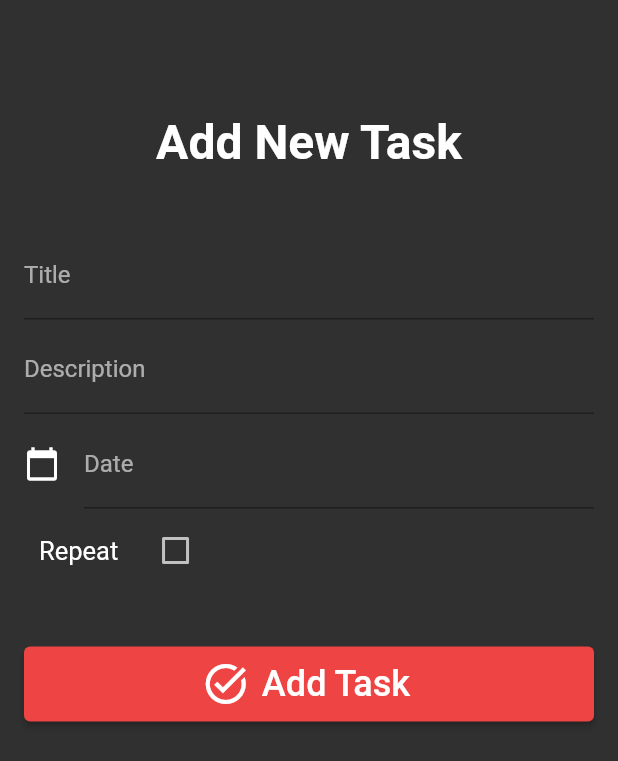
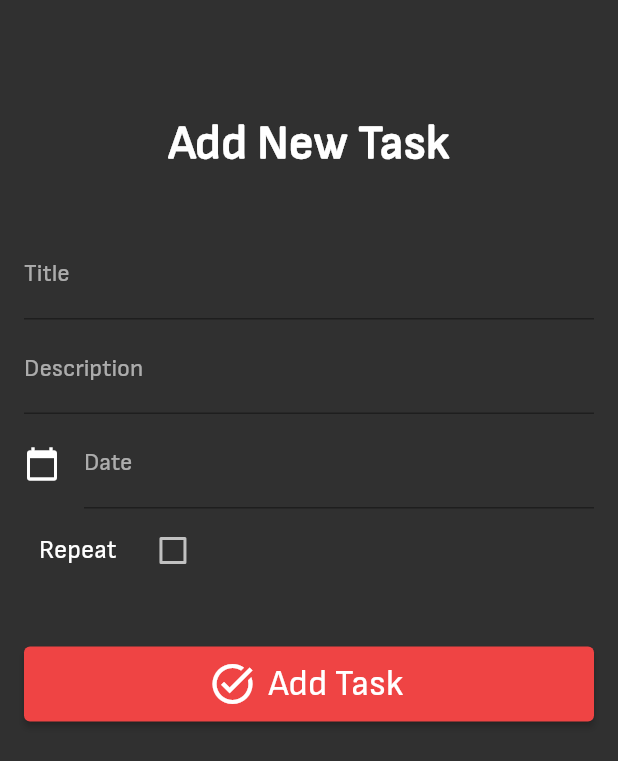
Before and after one commit to priyanshi3/ToDoList, a Flutter app: the screen it shows once a user with an empty profile is signed in, item 2 of the bottom bar chosen, after a tap on the "add" icon, on a phone screen of 412 x 824 dp. Shown: the top 761 px of the screen. Run offline on Flutter 3.47's test engine with Material 2 defaults, Android fonts, the phone set to English and light mode, and no system bars; our stand-ins replace audioplayers, cached_network_image, cloud_firestore, email_validator, firebase_auth, firebase_core; accounts and stored records are empty; network calls fail.

Commit message:
Font updated and daily scehdule screen added

```diff
--- a/lib/page/home_screen.dart
+++ b/lib/page/home_screen.dart
@@ -1,7 +1,9 @@
 import 'package:flutter/material.dart';
+import 'package:login/screens/add_task_screen.dart';
 import 'package:login/screens/profile_screen.dart';
 import 'package:login/screens/timer_screen.dart';
 
+import '../screens/daily_schedule_screen.dart';
 import '../widget/new_widget.dart';
 
 class HomeScreen extends StatefulWidget {
@@ -12,7 +14,7 @@ class HomeScreen extends StatefulWidget {
 }
 
 class _HomeScreenState extends State<HomeScreen> {
-  int _currentIndex = 3;
+  int _currentIndex = 0;
 
   @override
   Widget build(BuildContext context) {
@@ -61,8 +63,8 @@ class _HomeScreenState extends State<HomeScreen> {
       floatingActionButton: FloatingActionButton(
         heroTag: "AddTask",
         onPressed: () {
-          Navigator.push(
-              context, MaterialPageRoute(builder: (context) => NewWidget()));
+          Navigator.push(context,
+              MaterialPageRoute(builder: (context) => AddTaskScreen()));
         },
         child: Icon(Icons.add),
         backgroundColor: Colors.red.shade800,
@@ -73,11 +75,7 @@ class _HomeScreenState extends State<HomeScreen> {
   Widget _getBody() {
     switch (_currentIndex) {
       case 0:
-        return Container(
-          child: Center(
-            child: Text('Daily '),
-          ),
-        );
+        return DailySchedule();
       case 1:
         return Container(
           child: Center(
--- /dev/null
+++ b/lib/screens/add_task_screen.dart
@@ -0,0 +1,317 @@
+import 'package:cloud_firestore/cloud_firestore.dart';
+import 'package:firebase_auth/firebase_auth.dart';
+import 'package:flutter/cupertino.dart';
+import 'package:flutter/material.dart';
+import 'package:intl/intl.dart';
+
+import '../main.dart';
+
+class AddTaskScreen extends StatefulWidget {
+  const AddTaskScreen({
+    Key? key,
+  }) : super(key: key);
+
+  @override
+  _AddTaskScreenState createState() => _AddTaskScreenState();
+}
+
+class _AddTaskScreenState extends State<AddTaskScreen> {
+  late User? _user = FirebaseAuth.instance.currentUser;
+  final titleController = TextEditingController();
+  final descriptionController = TextEditingController();
+  final dateController = TextEditingController();
+  bool repeatController = false;
+  var repeatOnValue = "Daily";
+
+  final items = [
+    "Daily",
+    "Monday",
+    "Tuesday",
+    "Wednesday",
+    "Thursday",
+    "Friday",
+    "Saturday",
+    "Sunday",
+    "Weekend"
+  ];
+
+  @override
+  void dispose() {
+    titleController.dispose();
+    descriptionController.dispose();
+    dateController.dispose();
+
+    super.dispose();
+  }
+
+  @override
+  Widget build(BuildContext context) => Scaffold(
+        body: SingleChildScrollView(
+          padding: EdgeInsets.all(16),
+          child: Column(
+            mainAxisAlignment: MainAxisAlignment.center,
+            children: [
+              SizedBox(
+                height: 60,
+              ),
+              Text(
+                'Add New Task',
+                textAlign: TextAlign.center,
+                style: TextStyle(
+                  fontSize: 32,
+                  fontWeight: FontWeight.bold,
+                  fontFamily: 'SofiaSans',
+                ),
+              ),
+              SizedBox(
+                height: 40,
+              ),
+              TextField(
+                controller: titleController,
+                cursorColor: Colors.white,
+                textInputAction: TextInputAction.next,
+                style: TextStyle(
+                  fontFamily: 'SofiaSans',
+                ),
+                decoration: InputDecoration(
+                    labelText: 'Title',
+                    labelStyle: TextStyle(
+                      fontFamily: 'SofiaSans',
+                    )),
+              ),
+              SizedBox(
+                height: 4,
+              ),
+              TextField(
+                controller: descriptionController,
+                cursorColor: Colors.white,
+                textInputAction: TextInputAction.next,
+                style: TextStyle(
+                  fontFamily: 'SofiaSans',
+                ),
+                decoration: InputDecoration(
+                  labelText: 'Description',
+                  labelStyle: TextStyle(
+                    fontFamily: 'SofiaSans',
+                  ),
+                ),
+              ),
+              SizedBox(
+                height: 4,
+              ),
+              TextField(
+                controller: dateController,
+                cursorColor: Colors.white,
+                textInputAction: TextInputAction.next,
+                style: TextStyle(
+                  fontFamily: 'SofiaSans',
+                ),
+                decoration: InputDecoration(
+                  icon: Icon(Icons.calendar_today),
+                  labelText: 'Date',
+                  iconColor: Colors.white,
+                  labelStyle: TextStyle(
+                    fontFamily: 'SofiaSans',
+                  ),
+                ),
+                readOnly: true,
+                onTap: () => selectdate(context),
+              ),
+              SizedBox(
+                height: 4,
+              ),
+              Row(
+                children: <Widget>[
+                  SizedBox(
+                    width: 10,
+                  ), //SizedBox
+                  Text(
+                    'Repeat ',
+                    style: TextStyle(fontSize: 17.0, fontFamily: 'SofiaSans'),
+                  ), //Text
+                  SizedBox(width: 10), //SizedBox
+                  /** Checkbox Widget **/
+                  Checkbox(
+                    value: repeatController,
+                    onChanged: (bool? value) {
+                      setState(() {
+                        repeatController = value!;
+                      });
+                    },
+                  ), //Checkbox
+                ], //<Widget>[]
+              ),
+              SizedBox(
+                height: 10,
+              ),
+              if (repeatController)
+                DropdownButton(
+                    value: repeatOnValue,
+                    isExpanded: true,
+                    icon: Icon(Icons.keyboard_arrow_down),
+                    iconEnabledColor: Colors.white,
+                    items: items.map((String items) {
+                      return DropdownMenuItem(
+                        value: items,
+                        child: Text(
+                          items,
+                          style: TextStyle(fontFamily: 'SofiaSans'),
+                        ),
+                      );
+                    }).toList(),
+                    onChanged: (String? value) {
+                      setState(() {
+                        repeatOnValue = value!;
+                      });
+                    }),
+              SizedBox(
+                height: 30,
+              ),
+              ElevatedButton.icon(
+                style:
+                    ElevatedButton.styleFrom(minimumSize: Size.fromHeight(50)),
+                icon: Icon(
+                  Icons.task_alt,
+                  size: 32,
+                ),
+                label: Text(
+                  'Add Task',
+                  style: TextStyle(fontSize: 24, fontFamily: 'SofiaSans'),
+                ),
+                onPressed: addTask,
+              ),
+            ],
+          ),
+        ),
+      );
+
+  Future<void> selectdate(BuildContext context) async {
+    DateTime? pickedDate = await showDatePicker(
+        context: context,
+        initialDate: DateTime.now(),
+        firstDate: DateTime.now(),
+        lastDate: DateTime(2300));
+    if (pickedDate != null) {
+      String formattedDate = DateFormat('yyyy-MM-dd').format(pickedDate);
+      setState(() {
+        dateController.text = formattedDate;
+        // Reset the repeatOnValue when selecting a new date
+        repeatOnValue = "Daily";
+      });
+    }
+  }
+
+  Future addTask() async {
+    showDialog(
+      context: context,
+      barrierDismissible: false,
+      builder: (context) => Center(
+        child: CircularProgressIndicator(),
+      ),
+    );
+
+    try {
+      final newtask = FirebaseFirestore.instance.collection('Tasks').doc();
+      final task = Task(
+        id: newtask.id,
+        userId: _user!.uid,
+        title: titleController.text,
+        description: descriptionController.text,
+        date: DateTime.parse(dateController.text),
+        repeating: repeatController,
+        repeatOn: repeatOnValue,
+      );
+      final json = task.toJson();
+
+      await newtask.set(json);
+      print('Task added successfully: $json');
+
+      // If task is repeating, and it's completed, add the next instance
+      if (repeatController && !task.completed) {
+        await addNextRepeatingTask(task);
+      }
+    } catch (e) {
+      print('Error adding task: $e');
+    }
+
+    navigatorKey.currentState!.popUntil((route) => route.isFirst);
+  }
+
+  Future<void> addNextRepeatingTask(Task task) async {
+    DateTime calculateNextDate(DateTime currentDate, String repeatOn) {
+      // For simplicity, let's add one day to the current date
+      return currentDate.add(Duration(days: 1));
+    }
+
+    // Calculate the next date based on the repeatOnValue
+    DateTime nextDate = calculateNextDate(task.date, task.repeatOn);
+
+    // Create a new task with the same details but the new date
+    final nextTask = Task(
+      userId: task.userId,
+      title: task.title,
+      description: task.description,
+      date: nextDate,
+      repeating: task.repeating,
+      repeatOn: task.repeatOn,
+    );
+
+    final json = nextTask.toJson();
+
+    try {
+      final newTaskDoc =
+          await FirebaseFirestore.instance.collection('Tasks').add(json);
+      print('Next repeating task added successfully: $json');
+    } catch (e) {
+      print('Error adding next repeating task: $e');
+    }
+  }
+}
+
+class Task {
+  bool completed;
+
+  String id;
+  final String userId;
+  final String title;
+  final String description;
+  final DateTime date;
+  final bool repeating;
+  final String repeatOn;
+
+  Task({
+    this.id = '',
+    required this.userId,
+    required this.title,
+    required this.description,
+    required this.date,
+    this.repeating = false,
+    this.repeatOn = "One Time",
+    this.completed = false,
+  });
+
+  Map<String, dynamic> toJson() => {
+        'userId': userId,
+        'title': title,
+        'description': description,
+        'date': date,
+        'repeating': repeating,
+        'repeatOn': repeatOn,
+        'completed': completed,
+      };
+
+  factory Task.fromJson(Map<String, dynamic> json) {
+    return Task(
+      id: json['id'] ?? '',
+      userId: json['userId'] ?? '',
+      title: json['title'] ?? '',
+      description: json['description'] ?? '',
+      date: json['date'] != null
+          ? (json['date'] as Timestamp).toDate()
+          : DateTime.now(),
+      repeating: json['repeating'] ?? false,
+      repeatOn: json['repeatOn'] ?? 'Daily',
+      completed: json['completed'] ?? false,
+    );
+  }
+}
--- a/lib/screens/daily_schedule_screen.dart
+++ b/lib/screens/daily_schedule_screen.dart
@@ -0,0 +1,82 @@
+import 'package:cloud_firestore/cloud_firestore.dart';
+import 'package:firebase_auth/firebase_auth.dart';
+import 'package:flutter/material.dart';
+import 'package:login/screens/add_task_screen.dart';
+
+class DailySchedule extends StatefulWidget {
+  const DailySchedule({super.key});
+
+  @override
+  State<DailySchedule> createState() => _DailyScheduleState();
+}
+
+class _DailyScheduleState extends State<DailySchedule> {
+  late User? _user = FirebaseAuth.instance.currentUser;
+  @override
+  Widget build(BuildContext context) {
+    return Container(
+      child: FutureBuilder<List<Task>>(
+        future: getTasksForToday(),
+        builder: (context, snapshot) {
+          if (snapshot.connectionState == ConnectionState.waiting) {
+            return Center(child: CircularProgressIndicator());
+          } else if (snapshot.hasError) {
+            return Center(child: Text('Error: ${snapshot.error}'));
+          } else if (!snapshot.hasData || snapshot.data!.isEmpty) {
+            return Center(child: Text('No tasks for today.'));
+          } else {
+            return ListView.builder(
+              itemCount: snapshot.data!.length,
+              itemBuilder: (context, index) {
+                Task task = snapshot.data![index];
+                return ListTile(
+                  title: Text(task.title),
+                  subtitle: Text(task.description),
+                  trailing: Checkbox(
+                    value: task.completed,
+                    onChanged: (bool? value) {
+                      // Update the task as completed in your data source
+                      // You might have a method like updateTaskCompletionStatus(task.id, value)
+                      // and then call setState to update the UI
+                      setState(() {
+                        task.completed = value!;
+                      });
+                    },
+                  ),
+                );
+              },
+            );
+          }
+        },
+      ),
+    );
+  }
+
+  Future<List<Task>> getTasksForToday() async {
+    // Get the current date without the time part
+    DateTime today = DateTime.now();
+    today = DateTime(today.year, today.month, today.day);
+
+    try {
+      // Query Firestore for tasks with a date equal to today
+      QuerySnapshot querySnapshot = await FirebaseFirestore.instance
+          .collection('Tasks')
+          .where('userId',
+              isEqualTo: _user!.uid) // Assuming each task has a userId field
+          .where('date', isGreaterThanOrEqualTo: today)
+          .where('date', isLessThan: today.add(Duration(days: 1)))
+          .get();
+
+      // Parse the retrieved data into a list of Task objects
+      List<Task> tasks = querySnapshot.docs.map((doc) {
+        return Task.fromJson(doc.data() as Map<String, dynamic>);
+      }).toList();
+
+      return tasks;
+    } catch (e) {
+      // Handle any errors that might occur during the data fetching
+      print('Error fetching tasks for today: $e');
+      return [];
+    }
+  }
+}
--- a/lib/widget/login_widget.dart
+++ b/lib/widget/login_widget.dart
@@ -58,7 +58,7 @@ class _LoginWidgetState extends State<LoginWidget> {
                 style: TextStyle(
                   fontSize: 28,
                   fontWeight: FontWeight.bold,
-                  fontFamily: 'MarckScript',
+                  fontFamily: 'SofiaSans',
                 ),
               ),
               SizedBox(
@@ -68,11 +68,11 @@ class _LoginWidgetState extends State<LoginWidget> {
                 controller: emailController,
                 cursorColor: Colors.white,
                 textInputAction: TextInputAction.next,
-                style: TextStyle(fontFamily: 'Satisfy'),
+                style: TextStyle(fontFamily: 'SofiaSans'),
                 decoration: InputDecoration(
                     labelText: 'Email',
-                    labelStyle: TextStyle(fontFamily: 'Satisfy'),
-                    errorStyle: TextStyle(fontFamily: 'Satisfy')),
+                    labelStyle: TextStyle(fontFamily: 'SofiaSans'),
+                    errorStyle: TextStyle(fontFamily: 'SofiaSans')),
                 autovalidateMode: AutovalidateMode.onUserInteraction,
                 validator: (email) =>
                     email != null && !EmailValidator.validate(email)
@@ -85,11 +85,11 @@ class _LoginWidgetState extends State<LoginWidget> {
               TextField(
                 controller: passwordController,
                 textInputAction: TextInputAction.done,
-                style: TextStyle(fontFamily: 'Satisfy'),
+                style: TextStyle(fontFamily: 'SofiaSans'),
                 decoration: InputDecoration(
                     labelText: 'Password',
-                    labelStyle: TextStyle(fontFamily: 'Satisfy'),
-                    errorStyle: TextStyle(fontFamily: 'Satisfy')),
+                    labelStyle: TextStyle(fontFamily: 'SofiaSans'),
+                    errorStyle: TextStyle(fontFamily: 'SofiaSans')),
                 obscureText: true,
               ),
               SizedBox(
@@ -105,10 +105,10 @@ class _LoginWidgetState extends State<LoginWidget> {
                           borderRadius: BorderRadius.circular(20))),
                   onPressed: signIn,
                   child: Text(
-                    'log in',
+                    'Log in',
                     style: TextStyle(
                         fontSize: 24,
-                        fontFamily: 'MarckScript',
+                        fontFamily: 'SofiaSans',
                         fontWeight: FontWeight.bold),
                   ),
                 ),
@@ -122,7 +122,7 @@ class _LoginWidgetState extends State<LoginWidget> {
                   style: TextStyle(
                     decoration: TextDecoration.underline,
                     color: Theme.of(context).colorScheme.secondary,
-                    fontFamily: 'Satisfy',
+                    fontFamily: 'MarckScript',
                     fontWeight: FontWeight.bold,
                     fontSize: 14,
                   ),
@@ -139,7 +139,7 @@ class _LoginWidgetState extends State<LoginWidget> {
                     style: TextStyle(
                         color: Colors.white,
                         fontSize: 16,
-                        fontFamily: 'Satisfy'),
+                        fontFamily: 'SofiaSans'),
                     text: 'no account?  ',
                     children: [
                       TextSpan(
--- a/pubspec.yaml
+++ b/pubspec.yaml
@@ -54,3 +54,6 @@ flutter:
     - family: Satisfy
       fonts:
         - asset: fonts/Satisfy-Regular.ttf
+    - family: SofiaSans
+      fonts:
+        - asset: fonts/SofiaSans-Regular.ttf
```
Also changed, not shown: lib/screens/profile_screen.dart (+15 -8 lines), lib/widget/signup_widget.dart (+10 -10 lines), fonts/SofiaSans-Regular.ttf (added).
